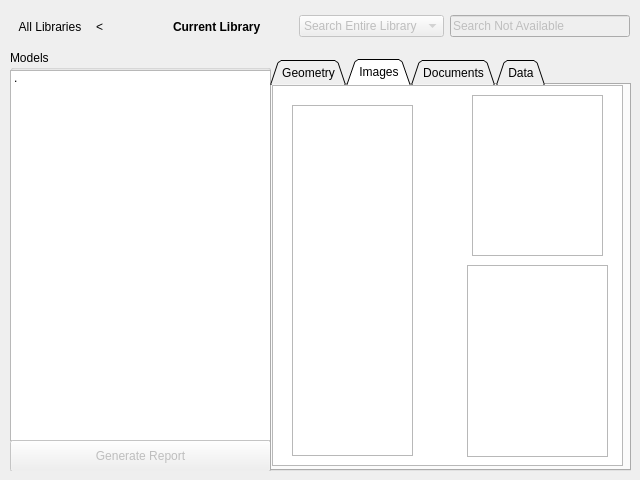
Old version of the form src/librarywindow.ui in the repository torfoes/cadventory.
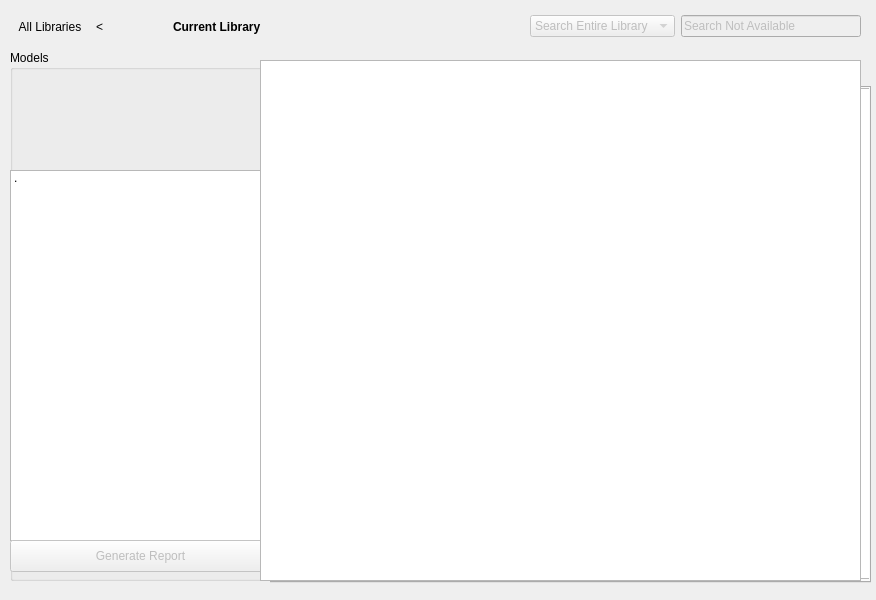
New version of the form. The open tabs and pages were chosen to show the change.

```diff
--- a/src/librarywindow.ui
+++ b/src/librarywindow.ui
@@ -6,20 +6,14 @@
    <rect>
     <x>0</x>
     <y>0</y>
-    <width>640</width>
-    <height>480</height>
+    <width>876</width>
+    <height>600</height>
    </rect>
   </property>
   <property name="minimumSize">
    <size>
-    <width>640</width>
-    <height>480</height>
-   </size>
-  </property>
-  <property name="maximumSize">
-   <size>
-    <width>640</width>
-    <height>480</height>
+    <width>876</width>
+    <height>600</height>
    </size>
   </property>
   <property name="windowTitle">
@@ -31,7 +25,7 @@
      <x>10</x>
      <y>50</y>
      <width>261</width>
-     <height>421</height>
+     <height>531</height>
     </rect>
    </property>
    <property name="title">
@@ -44,7 +38,7 @@
     <property name="geometry">
      <rect>
       <x>0</x>
-      <y>20</y>
+      <y>120</y>
       <width>261</width>
       <height>371</height>
      </rect>
@@ -62,7 +56,7 @@
     <property name="geometry">
      <rect>
       <x>0</x>
-      <y>390</y>
+      <y>490</y>
       <width>261</width>
       <height>32</height>
      </rect>
@@ -76,9 +70,9 @@
    <property name="geometry">
     <rect>
      <x>270</x>
-     <y>59</y>
-     <width>361</width>
-     <height>412</height>
+     <y>62</y>
+     <width>601</width>
+     <height>521</height>
     </rect>
    </property>
    <property name="tabShape">
@@ -114,15 +108,15 @@
       <rect>
        <x>0</x>
        <y>0</y>
-       <width>351</width>
-       <height>381</height>
+       <width>601</width>
+       <height>491</height>
       </rect>
      </property>
     </widget>
     <widget class="QListView" name="currentTagsListView">
      <property name="geometry">
       <rect>
-       <x>200</x>
+       <x>450</x>
        <y>10</y>
        <width>131</width>
        <height>161</height>
@@ -132,8 +126,8 @@
     <widget class="QListView" name="tagsListView">
      <property name="geometry">
       <rect>
-       <x>20</x>
-       <y>20</y>
+       <x>290</x>
+       <y>70</y>
        <width>121</width>
        <height>351</height>
       </rect>
@@ -142,8 +136,8 @@
     <widget class="QListView" name="currentPropertiesListView">
      <property name="geometry">
       <rect>
-       <x>195</x>
-       <y>180</y>
+       <x>440</x>
+       <y>270</y>
        <width>141</width>
        <height>192</height>
       </rect>
@@ -228,7 +222,7 @@
   <widget class="QWidget" name="rightLayoutWidget">
    <property name="geometry">
     <rect>
-     <x>299</x>
+     <x>530</x>
      <y>10</y>
      <width>331</width>
      <height>32</height>
@@ -259,6 +253,25 @@
     </item>
    </layout>
   </widget>
+  <widget class="QListWidget" name="listWidgetPage">
+   <property name="geometry">
+    <rect>
+     <x>260</x>
+     <y>60</y>
+     <width>601</width>
+     <height>521</height>
+    </rect>
+   </property>
+   <property name="resizeMode">
+    <enum>QListView::ResizeMode::Adjust</enum>
+   </property>
+   <property name="layoutMode">
+    <enum>QListView::LayoutMode::Batched</enum>
+   </property>
+   <property name="viewMode">
+    <enum>QListView::ViewMode::IconMode</enum>
+   </property>
+  </widget>
  </widget>
  <resources/>
  <connections/>
```
Left out of the diff: 8 changed lines with no effect on the pictures.
